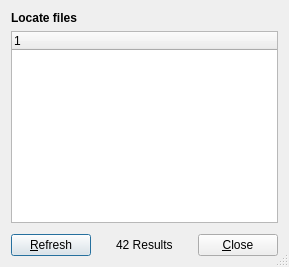
Before: the Qt Designer form src/locate-files-window.ui in Lithopsian/qdirstat, drawn with Qt 5.
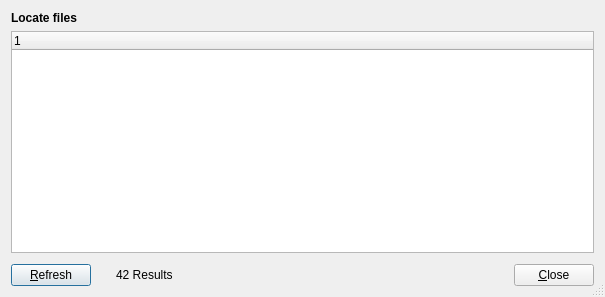
After: the same form once the commit is applied.

Diff of the .ui file:
```diff
--- a/src/locate-files-window.ui
+++ b/src/locate-files-window.ui
@@ -2,6 +2,14 @@
 <ui version="4.0">
  <class>LocateFilesWindow</class>
  <widget class="QDialog" name="LocateFilesWindow">
+  <property name="geometry">
+   <rect>
+    <x>0</x>
+    <y>0</y>
+    <width>605</width>
+    <height>297</height>
+   </rect>
+  </property>
   <property name="windowTitle">
    <string>Locate Files</string>
   </property>
```
